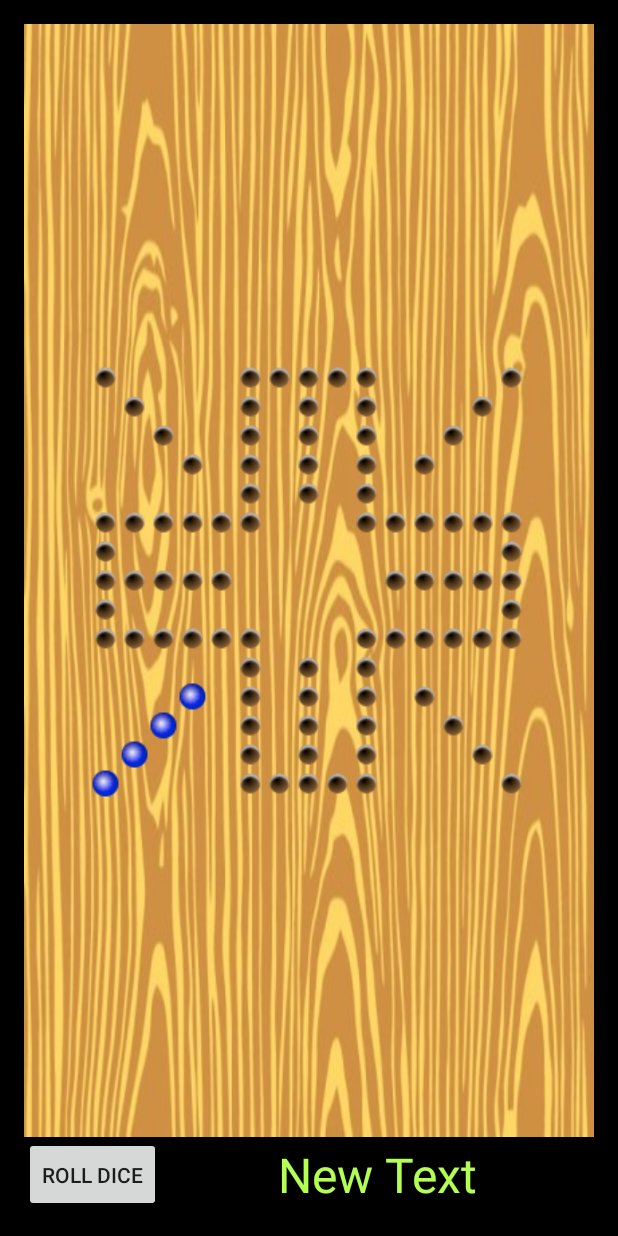
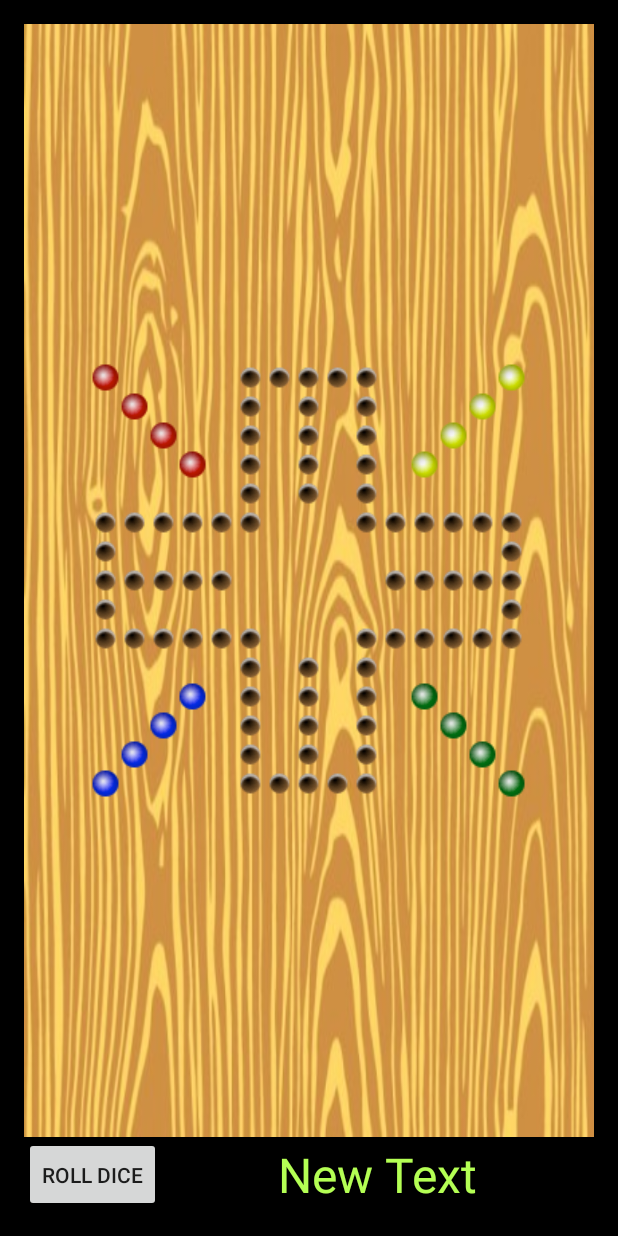
Before and after one commit to drewdemechko/WahooGame, an Android app: the GameActivity screen opened directly, with no data from a screen before it, on a phone screen of 412 x 824 dp. Run offline under Robolectric (Android 15) with nearby library versions, the phone set to English and light mode, and no system bars.

Commit message:
Added red, yellow and green marbles and selected marbles along with corresponding action listeners.

```diff
--- a/app/src/main/java/mobileapp/wahoogame/GameActivity.java
+++ b/app/src/main/java/mobileapp/wahoogame/GameActivity.java
@@ -52,17 +52,47 @@ public class GameActivity extends Activity {
 
         }
 
-        //Test of new images
+        //Blue Marbles
         Tiles[168].setImageResource(R.drawable.bluemarble);
-        Tiles[168].setOnClickListener(new ImageClickListener(168));
+        Tiles[168].setOnClickListener(new BlueImageClickListener(168));
         Tiles[182].setImageResource(R.drawable.bluemarble);
-        Tiles[182].setOnClickListener(new ImageClickListener(182));
+        Tiles[182].setOnClickListener(new BlueImageClickListener(182));
         Tiles[196].setImageResource(R.drawable.bluemarble);
-        Tiles[196].setOnClickListener(new ImageClickListener(196));
+        Tiles[196].setOnClickListener(new BlueImageClickListener(196));
         Tiles[210].setImageResource(R.drawable.bluemarble);
-        Tiles[210].setOnClickListener(new ImageClickListener(210));
+        Tiles[210].setOnClickListener(new BlueImageClickListener(210));
 
-        //currentBoard.drawBoard();
+        //Red Marbles
+        Tiles[0].setImageResource(R.drawable.redmarble);
+        Tiles[0].setOnClickListener(new RedImageClickListener(0));
+        Tiles[16].setImageResource(R.drawable.redmarble);
+        Tiles[16].setOnClickListener(new RedImageClickListener(16));
+        Tiles[32].setImageResource(R.drawable.redmarble);
+        Tiles[32].setOnClickListener(new RedImageClickListener(32));
+        Tiles[48].setImageResource(R.drawable.redmarble);
+        Tiles[48].setOnClickListener(new RedImageClickListener(48));
+
+        //Green Marbles
+        Tiles[176].setImageResource(R.drawable.greenmarble);
+        Tiles[176].setOnClickListener(new GreenImageClickListener(176));
+        Tiles[192].setImageResource(R.drawable.greenmarble);
+        Tiles[192].setOnClickListener(new GreenImageClickListener(192));
+        Tiles[208].setImageResource(R.drawable.greenmarble);
+        Tiles[208].setOnClickListener(new GreenImageClickListener(208));
+        Tiles[224].setImageResource(R.drawable.greenmarble);
+        Tiles[224].setOnClickListener(new GreenImageClickListener(224));
+
+        //Yellow Marbles
+        Tiles[56].setImageResource(R.drawable.yellowmarble);
+        Tiles[56].setOnClickListener(new YellowImageClickListener(56));
+        Tiles[42].setImageResource(R.drawable.yellowmarble);
+        Tiles[42].setOnClickListener(new YellowImageClickListener(42));
+        Tiles[28].setImageResource(R.drawable.yellowmarble);
+        Tiles[28].setOnClickListener(new YellowImageClickListener(28));
+        Tiles[14].setImageResource(R.drawable.yellowmarble);
+        Tiles[14].setOnClickListener(new YellowImageClickListener(14));
+
+
     }
 
     //currentGame runs until game ends
@@ -118,12 +148,12 @@ public class GameActivity extends Activity {
     }
 
 
-
-    private class ImageClickListener implements View.OnClickListener {
+    //Listener for Blue Marbles
+    private class BlueImageClickListener implements View.OnClickListener {
 
         int location;
 
-        public ImageClickListener(int location){this.location = location;}
+        public BlueImageClickListener(int location){this.location = location;}
 
         public void onClick(View view){
 
@@ -142,4 +172,76 @@ public class GameActivity extends Activity {
 
     }
 
+    //Listener for red marbles
+    private class RedImageClickListener implements View.OnClickListener {
+
+        int location;
+
+        public RedImageClickListener(int location){this.location = location;}
+
+        public void onClick(View view){
+
+            if(pieceSelected == false){
+                Tiles[location].setImageResource(R.drawable.selectedredmarble);
+                pieceSelected = true;
+            }
+            else
+            {
+                Tiles[location].setImageResource(R.drawable.redmarble);
+                pieceSelected = false;
+            }
+
+
+        }
+
+    }
+
+    //Listener for green marbles
+    private class GreenImageClickListener implements View.OnClickListener {
+
+        int location;
+
+        public GreenImageClickListener(int location){this.location = location;}
+
+        public void onClick(View view){
+
+            if(pieceSelected == false){
+                Tiles[location].setImageResource(R.drawable.selectedgreenmarble);
+                pieceSelected = true;
+            }
+            else
+            {
+                Tiles[location].setImageResource(R.drawable.greenmarble);
+                pieceSelected = false;
+            }
+
+
+        }
+
+    }
+
+    //Listener for yellow marbles
+    private class YellowImageClickListener implements View.OnClickListener {
+
+        int location;
+
+        public YellowImageClickListener(int location){this.location = location;}
+
+        public void onClick(View view){
+
+            if(pieceSelected == false){
+                Tiles[location].setImageResource(R.drawable.selectedyellowmarble);
+                pieceSelected = true;
+            }
+            else
+            {
+                Tiles[location].setImageResource(R.drawable.yellowmarble);
+                pieceSelected = false;
+            }
+
+
+        }
+
+    }
+
 }
```
Also changed, not shown: app/src/main/res/drawable/greenmarble.png (added), app/src/main/res/drawable/redmarble.png (added), app/src/main/res/drawable/selectedgreenmarble.png (added), app/src/main/res/drawable/selectedredmarble.png (added), app/src/main/res/drawable/selectedyellowmarble.png (added), app/src/main/res/drawable/yellowmarble.png (added).
